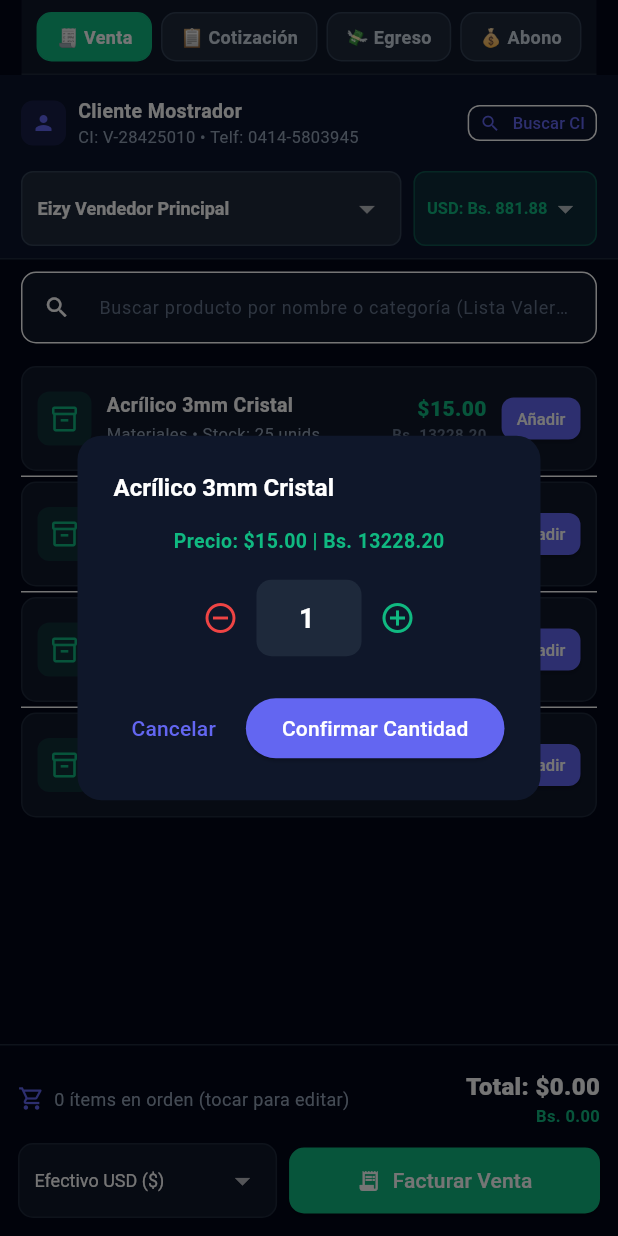
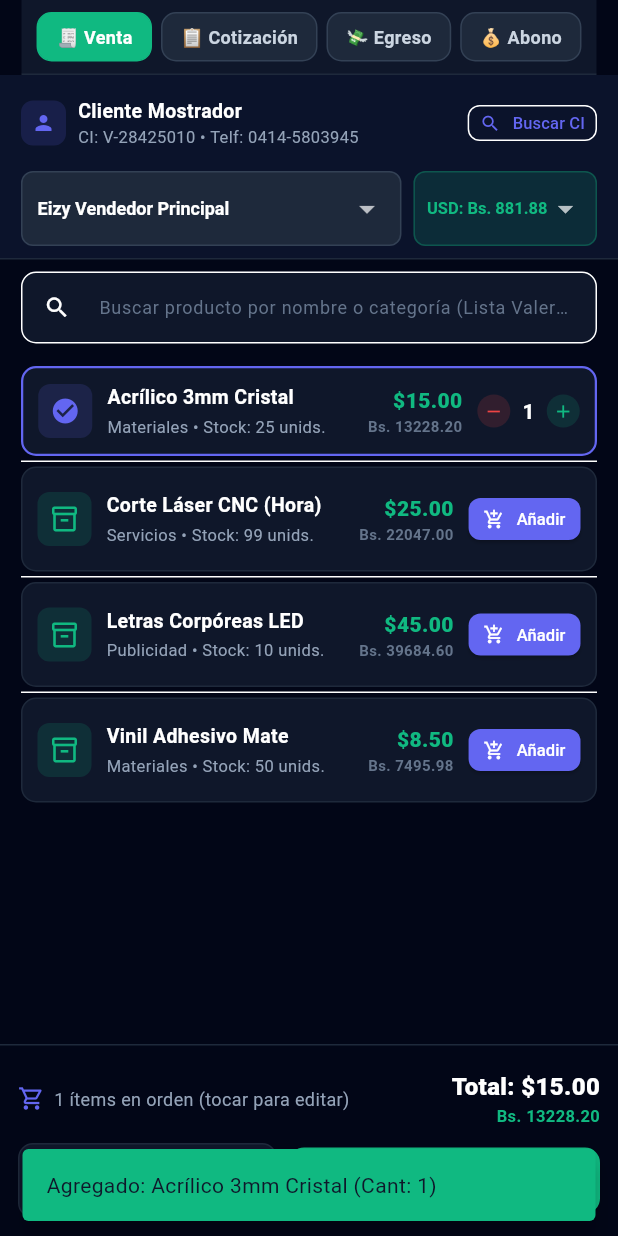
Before and after one commit to eizy-c/MARKT, a Flutter app: the PosScreen widget shown alone on an empty page, opened directly, after a tap on "Añadir", on a phone screen of 412 x 824 dp. Run offline on Flutter 3.47's test engine with Material 3 defaults, Android fonts, the phone set to English and light mode, and no system bars; accounts and stored records are empty; network calls fail; statements that could not run were skipped.

Commit message:
fix(pos): enable direct tap to add product to cart and fix quantity state update

```diff
--- a/markt_app/lib/screens/pos_screen.dart
+++ b/markt_app/lib/screens/pos_screen.dart
@@ -204,6 +204,15 @@ class _PosScreenState extends State<PosScreen> {
       }
     });
     DebugLogger.instance.info('Producto agregado: ${p.name} (Cant: $qty)');
+    ScaffoldMessenger.of(context).hideCurrentSnackBar();
+    ScaffoldMessenger.of(context).showSnackBar(
+      SnackBar(
+        content: Text('Agregado: ${p.name} (Cant: $qty)'),
+        duration: const Duration(seconds: 1),
+        backgroundColor: const Color(0xFF10B981),
+        behavior: SnackBarBehavior.floating,
+      ),
+    );
   }
 
   void _updateCartQty(Product p, int newQty) {
@@ -215,8 +224,19 @@ class _PosScreenState extends State<PosScreen> {
         } else {
           _cart[idx].quantity = newQty;
         }
+      } else if (newQty > 0) {
+        _cart.add(CartItem(product: p, quantity: newQty));
       }
     });
+    ScaffoldMessenger.of(context).hideCurrentSnackBar();
+    ScaffoldMessenger.of(context).showSnackBar(
+      SnackBar(
+        content: Text(newQty > 0 ? '${p.name}: $newQty en orden' : 'Eliminado del carrito: ${p.name}'),
+        duration: const Duration(seconds: 1),
+        backgroundColor: newQty > 0 ? const Color(0xFF6366F1) : const Color(0xFFEF4444),
+        behavior: SnackBarBehavior.floating,
+      ),
+    );
   }
 
   void _promptProductQuantity(Product p) {
@@ -229,7 +249,8 @@ class _PosScreenState extends State<PosScreen> {
       context: context,
       builder: (ctx) {
         final isDark = Theme.of(ctx).brightness == Brightness.dark;
-        return AlertDialog(
+        return StatefulBuilder(
+          builder: (ctx, setDialogState) => AlertDialog(
             backgroundColor: isDark ? const Color(0xFF0F172A) : Colors.white,
             shape: RoundedRectangleBorder(borderRadius: BorderRadius.circular(16)),
             title: Text(
@@ -253,6 +274,7 @@ class _PosScreenState extends State<PosScreen> {
                         if (val > 1) {
                           val--;
                           ctrl.text = val.toString();
+                          setDialogState(() {});
                         }
                       },
                       icon: const Icon(Icons.remove_circle_outline, color: Color(0xFFEF4444)),
@@ -277,6 +299,7 @@ class _PosScreenState extends State<PosScreen> {
                         int val = int.tryParse(ctrl.text) ?? 1;
                         val++;
                         ctrl.text = val.toString();
+                        setDialogState(() {});
                       },
                       icon: const Icon(Icons.add_circle_outline, color: Color(0xFF10B981)),
                     ),
@@ -302,6 +325,7 @@ class _PosScreenState extends State<PosScreen> {
                 child: const Text('Confirmar Cantidad'),
               ),
             ],
+          ),
         );
       },
     );
@@ -1131,7 +1155,10 @@ class _PosScreenState extends State<PosScreen> {
                           final cartItem = _cart.firstWhere((c) => c.product.id == p.id, orElse: () => CartItem(product: p, quantity: 0));
                           final inCartQty = cartItem.quantity;
 
-                          return Container(
+                          return InkWell(
+                            onTap: () => _addToCart(p, qty: 1),
+                            borderRadius: BorderRadius.circular(10),
+                            child: Container(
                               margin: const EdgeInsets.symmetric(vertical: 3),
                               padding: const EdgeInsets.all(10),
                               decoration: BoxDecoration(
@@ -1244,8 +1271,10 @@ class _PosScreenState extends State<PosScreen> {
                                       ],
                                     )
                                   else
-                                  ElevatedButton(
-                                    onPressed: () => _promptProductQuantity(p),
+                                    ElevatedButton.icon(
+                                      onPressed: () => _addToCart(p, qty: 1),
+                                      icon: const Icon(Icons.add_shopping_cart, size: 14),
+                                      label: const Text('Añadir', style: TextStyle(fontSize: 11)),
                                       style: ElevatedButton.styleFrom(
                                         backgroundColor: const Color(0xFF6366F1),
                                         foregroundColor: Colors.white,
@@ -1253,9 +1282,9 @@ class _PosScreenState extends State<PosScreen> {
                                         minimumSize: Size.zero,
                                         shape: RoundedRectangleBorder(borderRadius: BorderRadius.circular(8)),
                                       ),
-                                    child: const Text('Añadir', style: TextStyle(fontSize: 11)),
-                                  ),
-                              ],
+                                    ),
+                                ],
+                              ),
                             ),
                           );
                         },
```
Lines whose indentation alone changed are shown as unchanged.
